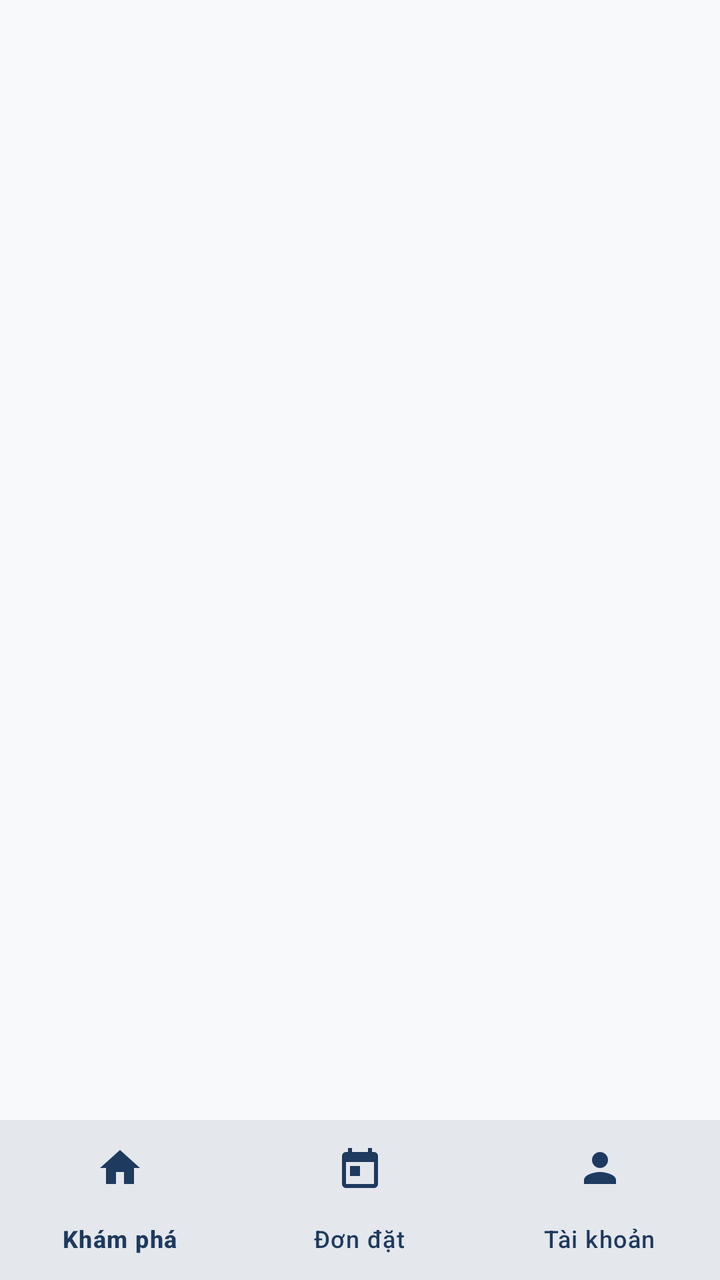
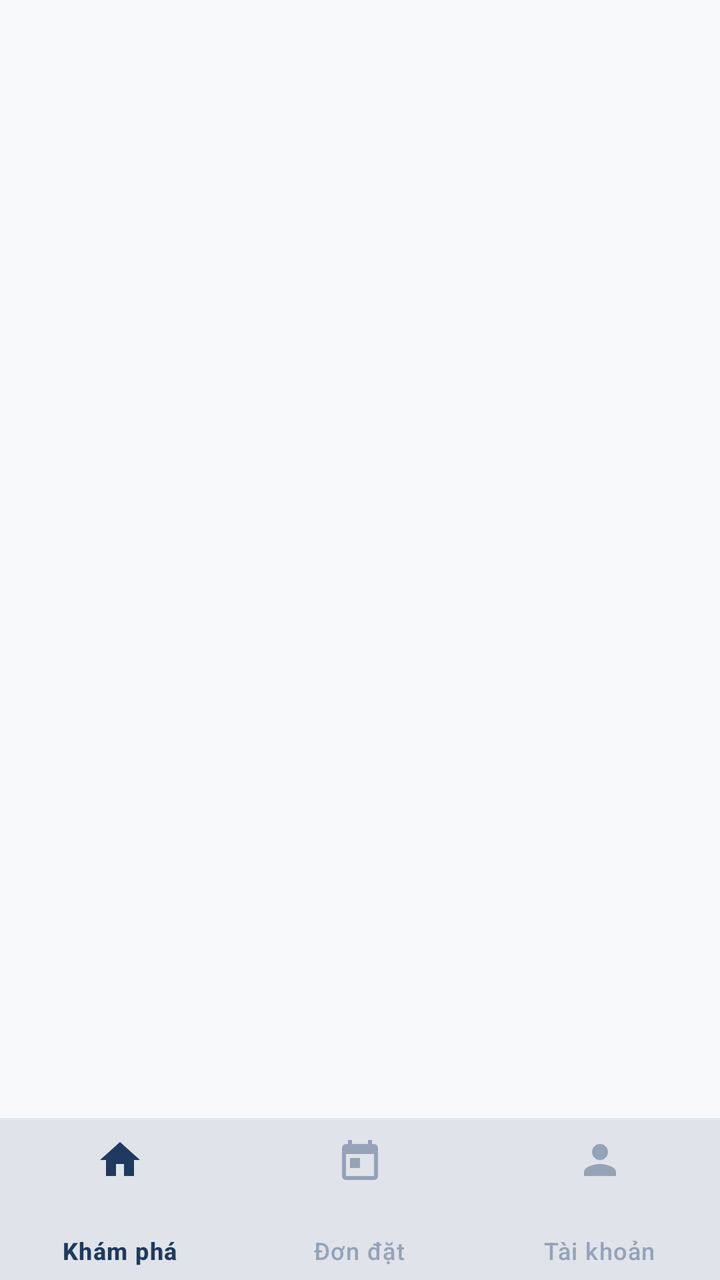

Before-and-after screenshots of an Android layout around one commit, followed by the original layout XML and the change that was made.
<!-- AndroidManifest.xml: application theme Theme.StayHub -->
<!-- res/layout/activity_main.xml -->
<?xml version="1.0" encoding="utf-8"?>
<androidx.constraintlayout.widget.ConstraintLayout 
    xmlns:android="http://schemas.android.com/apk/res/android"
    xmlns:app="http://schemas.android.com/apk/res-auto"
    android:layout_width="match_parent"
    android:layout_height="match_parent"
    android:background="@color/background">

    
    <androidx.fragment.app.FragmentContainerView
        android:id="@+id/navHostFragment"
        android:layout_width="0dp"
        android:layout_height="0dp"
        app:layout_constraintTop_toTopOf="parent"
        app:layout_constraintBottom_toTopOf="@id/bottomNavigation"
        app:layout_constraintStart_toStartOf="parent"
        app:layout_constraintEnd_toEndOf="parent" />

    
    <com.google.android.material.bottomnavigation.BottomNavigationView
        android:id="@+id/bottomNavigation"
        android:layout_width="0dp"
        android:layout_height="wrap_content"
        android:background="@color/surface"
        android:elevation="8dp"
        app:elevation="8dp"
        app:itemIconTint="@color/primary"
        app:itemTextColor="@color/primary"
        app:itemRippleColor="@color/primary_container"
        app:labelVisibilityMode="labeled"
        app:menu="@menu/bottom_nav_menu"
        app:layout_constraintBottom_toBottomOf="parent"
        app:layout_constraintStart_toStartOf="parent"
        app:layout_constraintEnd_toEndOf="parent" />

</androidx.constraintlayout.widget.ConstraintLayout>
<!-- resources referenced by this layout -->
<resources>
  <color name="background">#F8F9FA</color>
  <color name="primary">#1E3A5F</color>
  <color name="primary_container">#D9E4F2</color>
  <color name="surface">#FFFFFF</color>
  <color name="on_primary">#FFFFFF</color>
  <color name="on_primary_container">#0D1C30</color>
  <color name="secondary">#FF8A3D</color>
  <color name="on_secondary">#FFFFFF</color>
  <color name="secondary_container">#FFE3D1</color>
  <color name="on_secondary_container">#4E2300</color>
  <color name="surface_variant">#EEF2F6</color>
  <color name="outline">#CBD5E1</color>
  <color name="primary_dark">#13243B</color>
  <style name="ShapeAppearance.StayHub.MediumComponent" parent="ShapeAppearance.Material3.MediumComponent">
          <item name="cornerSize">@dimen/card_corner_radius</item>
      </style>
  <style name="ShapeAppearance.StayHub.LargeComponent" parent="ShapeAppearance.Material3.LargeComponent">
          <item name="cornerSize">@dimen/card_corner_radius</item>
      </style>
  <style name="Widget.StayHub.CardView" parent="Widget.Material3.CardView.Elevated">
          <item name="cardCornerRadius">@dimen/card_corner_radius</item>
          <item name="cardElevation">@dimen/card_elevation</item>
          <item name="cardBackgroundColor">@color/surface</item>
          <item name="strokeColor">@color/divider</item>
          <item name="strokeWidth">@dimen/card_stroke_width</item>
      </style>
  <dimen name="card_corner_radius">12dp</dimen>
  <dimen name="card_elevation">2dp</dimen>
  <color name="divider">#E2E8F0</color>
  <dimen name="card_stroke_width">1dp</dimen>
  <!-- unchanged entries left out for length: 1 -->
</resources>

<!-- the commit's change to res/layout/activity_main.xml (unified diff, before → after) -->
@@ -12,6 +12,16 @@
         android:layout_width="0dp"
         android:layout_height="0dp"
         app:layout_constraintTop_toTopOf="parent"
+        app:layout_constraintBottom_toTopOf="@id/bottomNavDivider"
+        app:layout_constraintStart_toStartOf="parent"
+        app:layout_constraintEnd_toEndOf="parent" />
+
+    
+    <View
+        android:id="@+id/bottomNavDivider"
+        android:layout_width="0dp"
+        android:layout_height="1dp"
+        android:background="@color/divider"
         app:layout_constraintBottom_toTopOf="@id/bottomNavigation"
         app:layout_constraintStart_toStartOf="parent"
         app:layout_constraintEnd_toEndOf="parent" />
@@ -19,14 +29,9 @@
     
     <com.google.android.material.bottomnavigation.BottomNavigationView
         android:id="@+id/bottomNavigation"
+        style="@style/Widget.StayHub.BottomNavigationView"
         android:layout_width="0dp"
         android:layout_height="wrap_content"
-        android:background="@color/surface"
-        android:elevation="8dp"
-        app:elevation="8dp"
-        app:itemIconTint="@color/primary"
-        app:itemTextColor="@color/primary"
-        app:itemRippleColor="@color/primary_container"
         app:labelVisibilityMode="labeled"
         app:menu="@menu/bottom_nav_menu"
         app:layout_constraintBottom_toBottomOf="parent"
<!-- resource entries referenced after the edit -->
@@ -4,6 +4,19 @@
   <color name="primary">#1E3A5F</color>
   <color name="primary_container">#D9E4F2</color>
   <color name="surface">#FFFFFF</color>
+  <style name="Widget.StayHub.NoActiveIndicator" parent="Widget.Material3.BottomNavigationView.ActiveIndicator">
+          <item name="android:color">@android:color/transparent</item>
+          <item name="android:width">0dp</item>
+          <item name="android:height">0dp</item>
+      </style>
+  <style name="TextAppearance.StayHub.BottomNav.Active" parent="TextAppearance.Material3.LabelMedium">
+          <item name="android:textSize">12sp</item>
+          <item name="android:textStyle">bold</item>
+      </style>
+  <style name="TextAppearance.StayHub.BottomNav.Inactive" parent="TextAppearance.Material3.LabelMedium">
+          <item name="android:textSize">12sp</item>
+          <item name="android:textStyle">normal</item>
+      </style>
   <color name="on_primary">#FFFFFF</color>
   <color name="on_primary_container">#0D1C30</color>
   <color name="secondary">#FF8A3D</color>
@@ -29,6 +42,18 @@
   <dimen name="card_corner_radius">12dp</dimen>
   <dimen name="card_elevation">2dp</dimen>
   <color name="divider">#E2E8F0</color>
+  <style name="Widget.StayHub.BottomNavigationView" parent="Widget.Material3.BottomNavigationView">
+          <item name="android:background">@color/surface</item>
+          <item name="elevation">12dp</item>
+          <item name="itemIconTint">@color/nav_item_color_selector</item>
+          <item name="itemTextColor">@color/nav_item_color_selector</item>
+          <item name="itemActiveIndicatorStyle">@style/Widget.StayHub.NoActiveIndicator</item>
+          <item name="itemTextAppearanceActive">@style/TextAppearance.StayHub.BottomNav.Active</item>
+          <item name="itemTextAppearanceInactive">@style/TextAppearance.StayHub.BottomNav.Inactive</item>
+          <item name="itemPaddingTop">8dp</item>
+          <item name="itemPaddingBottom">10dp</item>
+          <item name="itemRippleColor">@color/primary_container</item>
+      </style>
   <dimen name="card_stroke_width">1dp</dimen>
   <!-- unchanged entries left out for length: 1 -->
 </resources>
